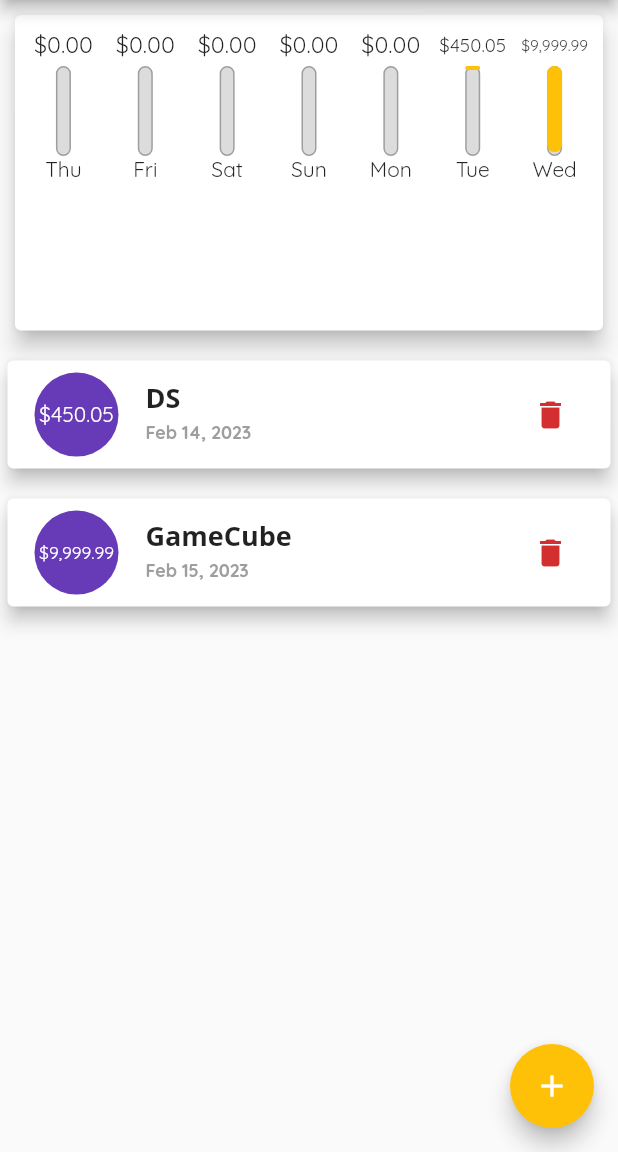
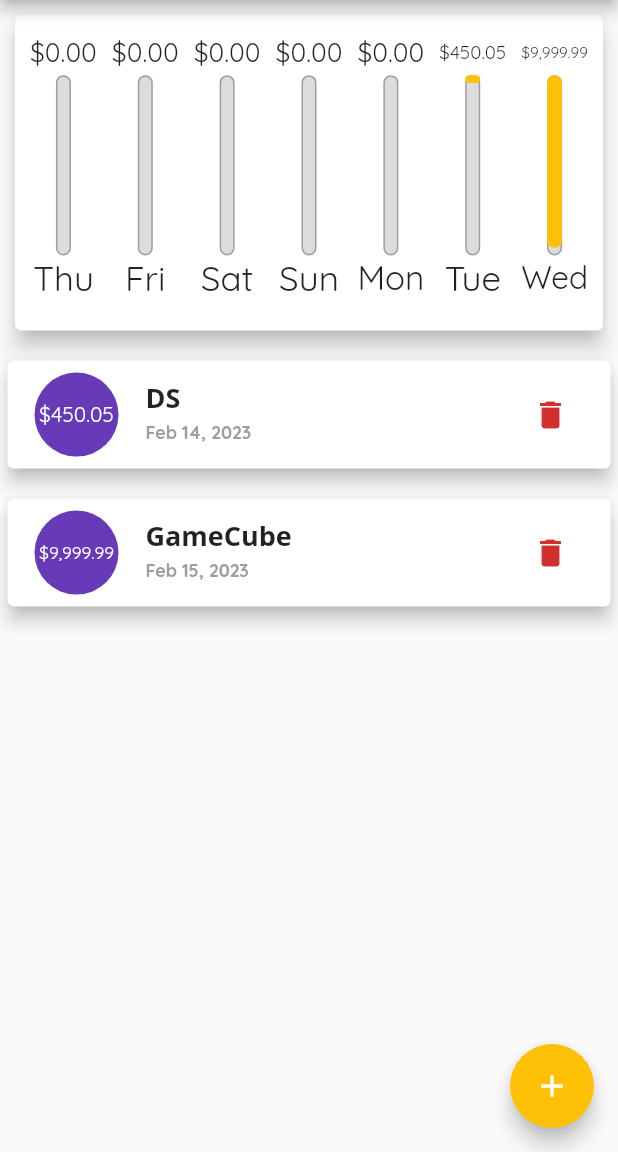
Before and after one commit to Slackoth/flutter-complete-guide, a Flutter app: the screen it shows after launch, on a phone screen of 412 x 824 dp, the part 84-1236 px from its top. Run offline on Flutter 3.47's test engine with Material 2 defaults, Android fonts, the phone set to English and light mode, and no system bars; our stand-ins replace logger.

Commit message:
[ADDED] Transaction chart bar height calculated dynamically

```diff
--- a/projects/expenses_app/lib/widgets/transaction_chart/transaction_chart_bar.dart
+++ b/projects/expenses_app/lib/widgets/transaction_chart/transaction_chart_bar.dart
@@ -10,15 +10,18 @@ class TransactionChartBar extends StatelessWidget {
 
   @override
   Widget build(BuildContext context) {
+    return LayoutBuilder(builder: (context, constraints) {
+      final double maxHeight = constraints.maxHeight;
+
       return Container(
         margin: const EdgeInsets.all(5),
         child: Column(children: [
           SizedBox(
-          height: 20,
+            height: maxHeight * 0.15,
             child: FittedBox(child: Text(Utils.usdCurrencyFormat.format(spendingAmount)))
           ),
-        const SizedBox(height: 4,),
-        SizedBox(height: 60, width: 10, child: Stack(children: <Widget>[
+          const SizedBox(height: 0.05,),
+          SizedBox(height: maxHeight * 0.6, width: 10, child: Stack(children: <Widget>[
             Container(decoration: BoxDecoration(
               border: Border.all(color: Colors.grey, width: 1),
               color: const Color.fromRGBO(220, 220, 220, 1),
@@ -32,8 +35,10 @@ class TransactionChartBar extends StatelessWidget {
               )),
             ),
           ],)),
-        Text(label)
+          const SizedBox(height: 0.05,),
+          SizedBox(height: maxHeight * 0.15, child: FittedBox(child: Text(label)))
         ]),
       );
+    });
   }
 }
```
Lines whose indentation alone changed are shown as unchanged.
